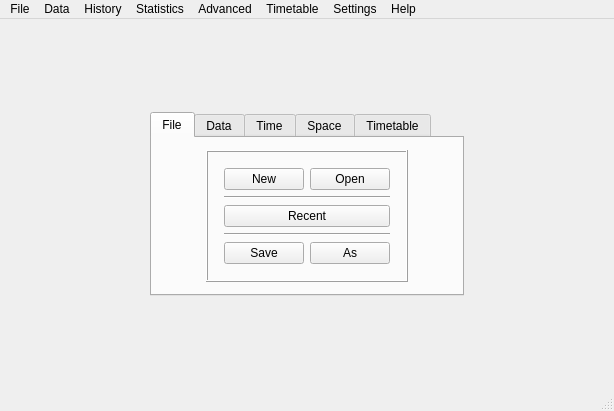
This is fet/src/interface/fetmainform_template.ui in vonmecheln/fet as Qt 5 draws it before an edit. The edited form follows.
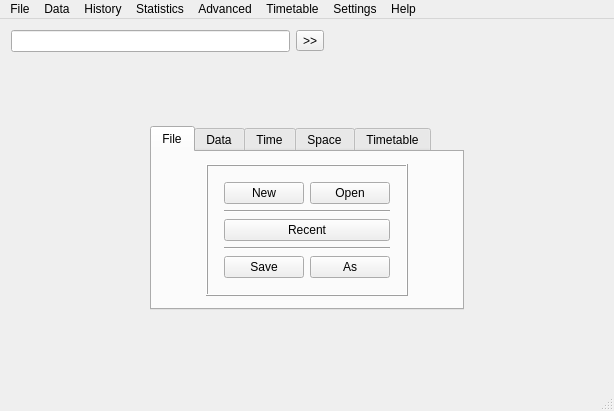
This is the edited form.

The edit to the form file:
```diff
--- a/fet/src/interface/fetmainform_template.ui
+++ b/fet/src/interface/fetmainform_template.ui
@@ -15,8 +15,8 @@
   </property>
   <widget class="QWidget" name="mainwidget">
    <layout class="QGridLayout" name="gridLayout">
-    <item row="0" column="1">
-     <spacer name="verticalSpacer_12">
+    <item row="3" column="1" colspan="2">
+     <spacer name="verticalSpacer_11">
       <property name="orientation">
        <enum>Qt::Vertical</enum>
       </property>
@@ -28,20 +28,7 @@
       </property>
      </spacer>
     </item>
-    <item row="1" column="0">
-     <spacer name="horizontalSpacer_11">
-      <property name="orientation">
-       <enum>Qt::Horizontal</enum>
-      </property>
-      <property name="sizeHint" stdset="0">
-       <size>
-        <width>105</width>
-        <height>20</height>
-       </size>
-      </property>
-     </spacer>
-    </item>
-    <item row="1" column="1">
+    <item row="2" column="1" colspan="2">
      <widget class="QTabWidget" name="tabWidget">
       <property name="enabled">
        <bool>true</bool>
@@ -814,7 +801,60 @@
       </widget>
      </widget>
     </item>
-    <item row="1" column="2">
+    <item row="1" column="1" colspan="2">
+     <spacer name="verticalSpacer_12">
+      <property name="orientation">
+       <enum>Qt::Vertical</enum>
+      </property>
+      <property name="sizeHint" stdset="0">
+       <size>
+        <width>20</width>
+        <height>24</height>
+       </size>
+      </property>
+     </spacer>
+    </item>
+    <item row="0" column="0" colspan="4">
+     <layout class="QHBoxLayout" name="horizontalLayout">
+      <item>
+       <widget class="QLineEdit" name="searchLineEdit"/>
+      </item>
+      <item>
+       <widget class="QToolButton" name="searchedMenuButton">
+        <property name="text">
+         <string notr="true">&gt;&gt;</string>
+        </property>
+       </widget>
+      </item>
+      <item>
+       <spacer name="horizontalSpacer_13">
+        <property name="orientation">
+         <enum>Qt::Horizontal</enum>
+        </property>
+        <property name="sizeHint" stdset="0">
+         <size>
+          <width>40</width>
+          <height>20</height>
+         </size>
+        </property>
+       </spacer>
+      </item>
+     </layout>
+    </item>
+    <item row="2" column="0">
+     <spacer name="horizontalSpacer_11">
+      <property name="orientation">
+       <enum>Qt::Horizontal</enum>
+      </property>
+      <property name="sizeHint" stdset="0">
+       <size>
+        <width>105</width>
+        <height>20</height>
+       </size>
+      </property>
+     </spacer>
+    </item>
+    <item row="2" column="3">
      <spacer name="horizontalSpacer_12">
       <property name="orientation">
        <enum>Qt::Horizontal</enum>
@@ -827,19 +867,6 @@
       </property>
      </spacer>
     </item>
-    <item row="2" column="1">
-     <spacer name="verticalSpacer_11">
-      <property name="orientation">
-       <enum>Qt::Vertical</enum>
-      </property>
-      <property name="sizeHint" stdset="0">
-       <size>
-        <width>20</width>
-        <height>24</height>
-       </size>
-      </property>
-     </spacer>
-    </item>
    </layout>
   </widget>
   <widget class="QMenuBar" name="mainmenubar">
```
Left out of the diff: 12 changed lines with no effect on the pictures.
